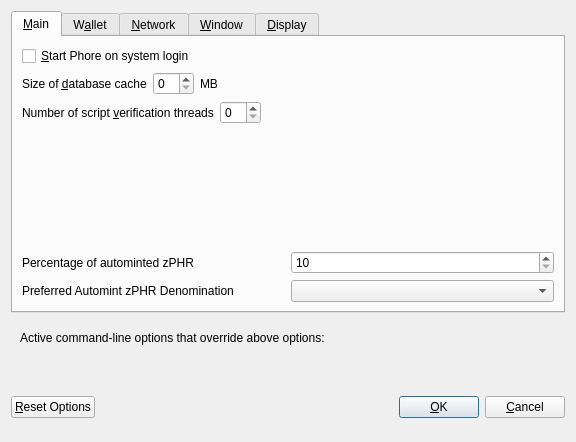
This is src/qt/forms/optionsdialog.ui in emberce/Aem as Qt 5 draws it before an edit. The edited form follows.
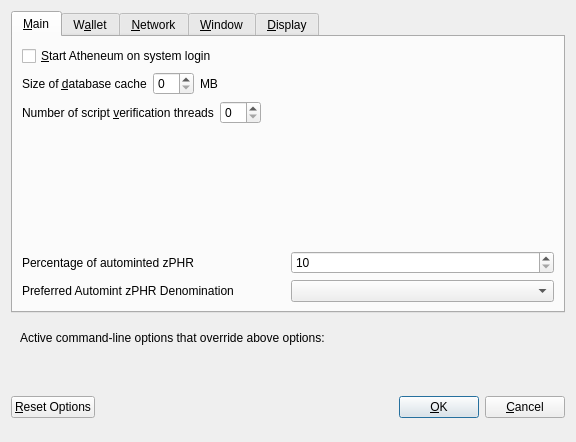
This is the edited form. Custom widgets are drawn as their Qt base class.

The edit to the form file:
```diff
--- a/src/qt/forms/optionsdialog.ui
+++ b/src/qt/forms/optionsdialog.ui
@@ -33,7 +33,7 @@
           <string>Automatically start Phore after logging in to the system.</string>
          </property>
          <property name="text">
-          <string>&amp;Start Phore on system login</string>
+          <string>&amp;Start Atheneum on system login</string>
          </property>
         </widget>
        </item>
```
Left out of the diff: 10 changed lines with no effect on the pictures.
